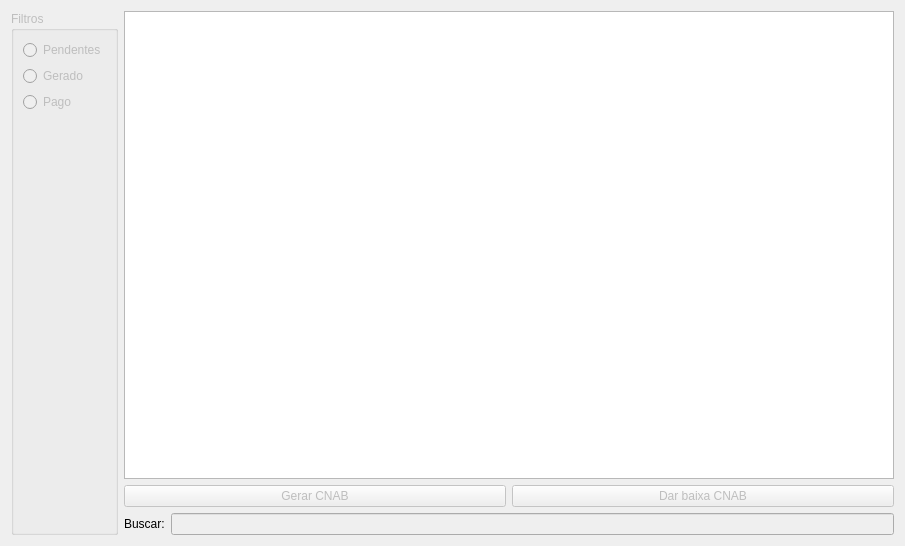
Above: ui/widgetgare.ui from darktorres/ERP-STACCATO before the change. Below: the same form after it.
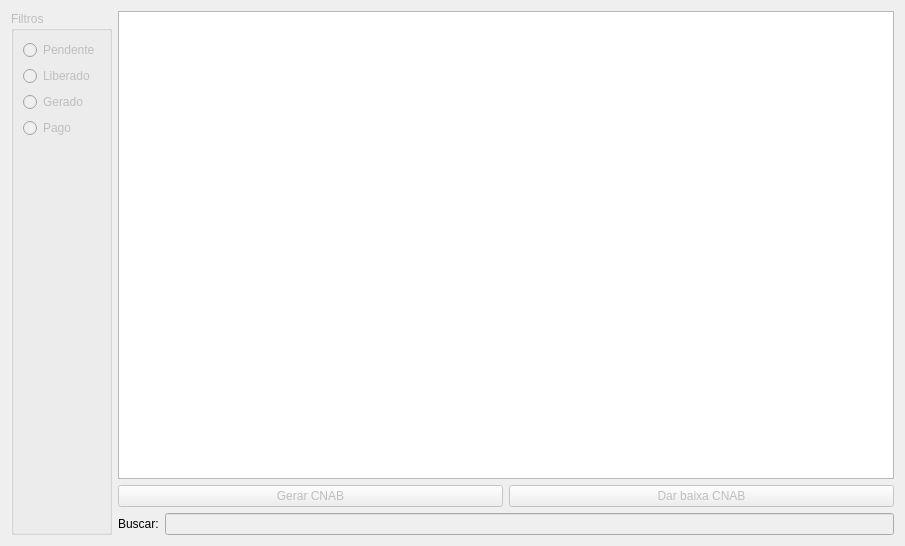
That is the form after the change. Custom widgets are drawn as their Qt base class.

Patch:
```diff
--- a/ui/widgetgare.ui
+++ b/ui/widgetgare.ui
@@ -81,28 +81,7 @@
       <string>Filtros</string>
      </property>
      <layout class="QGridLayout" name="gridLayout_3">
-      <item row="1" column="0">
-       <widget class="QRadioButton" name="radioButton_2">
-        <property name="text">
-         <string>Gerado</string>
-        </property>
-       </widget>
-      </item>
-      <item row="2" column="0">
-       <widget class="QRadioButton" name="radioButton_3">
-        <property name="text">
-         <string>Pago</string>
-        </property>
-       </widget>
-      </item>
-      <item row="0" column="0">
-       <widget class="QRadioButton" name="radioButton">
-        <property name="text">
-         <string>Pendentes</string>
-        </property>
-       </widget>
-      </item>
-      <item row="3" column="0">
+      <item row="4" column="0">
        <spacer name="verticalSpacer">
         <property name="orientation">
          <enum>Qt::Vertical</enum>
@@ -115,6 +94,34 @@
         </property>
        </spacer>
       </item>
+      <item row="2" column="0">
+       <widget class="QRadioButton" name="radioButtonGerado">
+        <property name="text">
+         <string>Gerado</string>
+        </property>
+       </widget>
+      </item>
+      <item row="0" column="0">
+       <widget class="QRadioButton" name="radioButtonPendente">
+        <property name="text">
+         <string>Pendente</string>
+        </property>
+       </widget>
+      </item>
+      <item row="3" column="0">
+       <widget class="QRadioButton" name="radioButtonPago">
+        <property name="text">
+         <string>Pago</string>
+        </property>
+       </widget>
+      </item>
+      <item row="1" column="0">
+       <widget class="QRadioButton" name="radioButtonLiberado">
+        <property name="text">
+         <string>Liberado</string>
+        </property>
+       </widget>
+      </item>
      </layout>
     </widget>
    </item>
```
